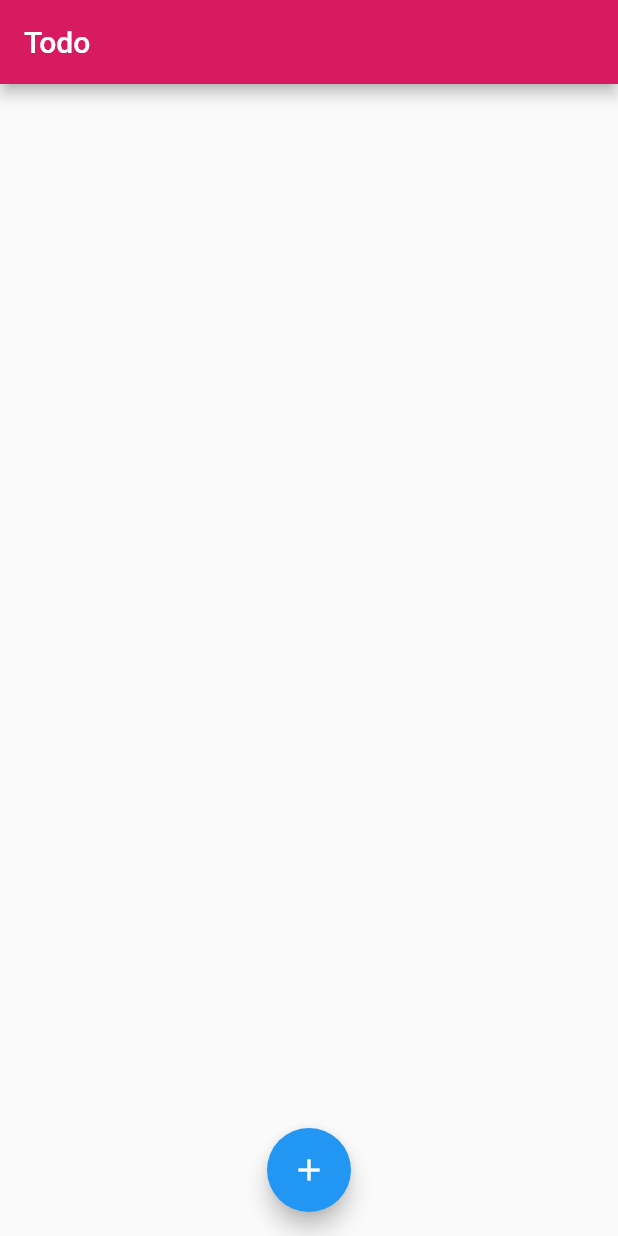
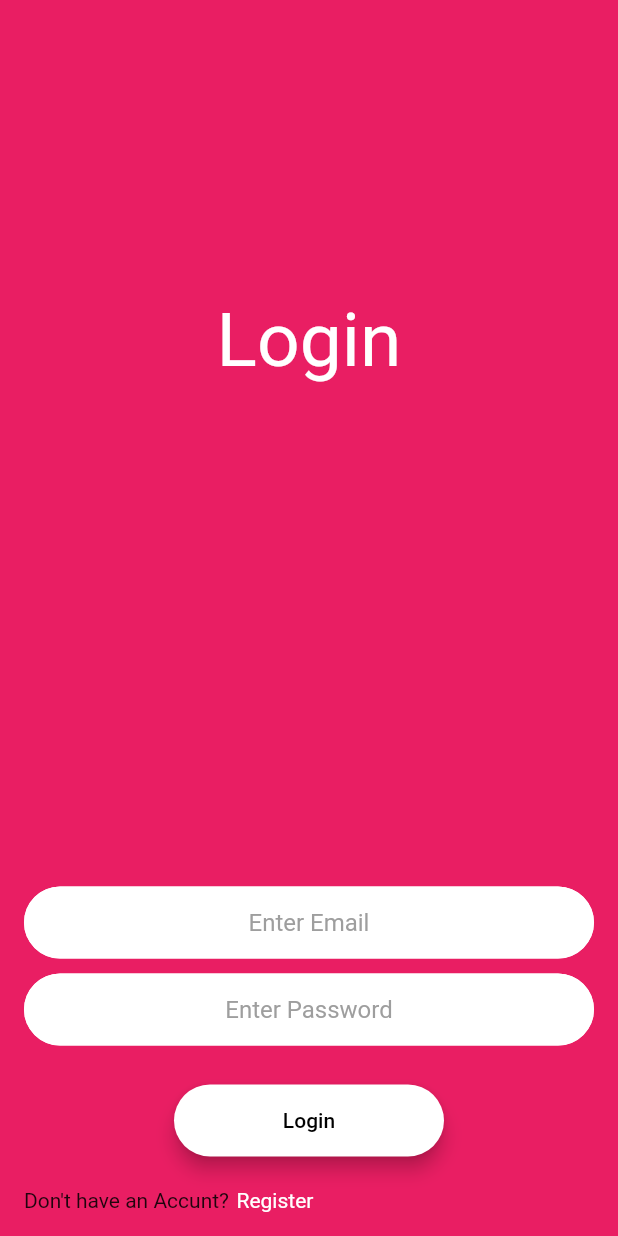
Before and after one commit to VishnuPavithranCK/UIPEPinternship, a Flutter app: the screen it shows after launch, on a phone screen of 412 x 824 dp. Run offline on Flutter 3.47's test engine with Material 2 defaults, Android fonts, the light colour scheme and no system bars; drawn by our look-alikes of animated_text_kit; our stand-ins replace cloud_firestore, firebase_auth, flutter_bloc, google_fonts, modal_progress_hud; accounts and stored records are empty; Roboto replaces fonts that are missing (Play).

Commit message:
added login and register page
implemented firestore

```diff
--- /dev/null
+++ b/uipentodo_app/lib/Rounded_button.dart
@@ -0,0 +1,35 @@
+import 'package:flutter/material.dart';
+
+
+class RoundedButton extends StatelessWidget {
+RoundedButton({this.buttonName,this.kcolor,this.onPressed});
+Color kcolor;
+Function onPressed;
+String buttonName;
+
+  @override
+  Widget build(BuildContext context) {
+    return Padding(
+      padding: const EdgeInsets.symmetric(horizontal:100,vertical: 16),
+      child: Material(
+        color: kcolor,
+        borderRadius: BorderRadius.circular(30),
+        elevation: 5,
+
+
+        child: Padding(
+          padding: const EdgeInsets.symmetric(horizontal: 10),
+          child: MaterialButton(
+            onPressed: onPressed,
+            minWidth: 200.0,
+            child: Text(buttonName),
+            textColor: Colors.black,
+            height: 42,
+
+
+          ),
+        ),
+      ),
+    );
+  }
+}
--- /dev/null
+++ b/uipentodo_app/lib/constants.dart
@@ -0,0 +1,35 @@
+import 'package:flutter/material.dart';
+
+
+const kInputDecoration = InputDecoration(
+
+  border: OutlineInputBorder(
+    borderRadius: BorderRadius.all(
+      Radius.circular(30.0),
+    ),
+  ),
+  hintText: 'Some text',
+  hintStyle: TextStyle(color: Colors.grey),
+  contentPadding:
+  EdgeInsets.symmetric(vertical: 10.0, horizontal: 10.0),
+  enabledBorder: OutlineInputBorder(
+    borderSide: BorderSide(
+      color: Colors.white,
+      width: 1.0,
+    ),
+    borderRadius: BorderRadius.all(
+      Radius.circular(30.0),
+    ),
+  ),
+  focusedBorder: OutlineInputBorder(
+    borderSide: BorderSide(
+      color: Colors.white,
+      width: 2.0,
+    ),
+    borderRadius: BorderRadius.all(
+      Radius.circular(30.0),
+    ),
+  ),
+  fillColor: Colors.white,
+    filled: true,
+);
--- /dev/null
+++ b/uipentodo_app/lib/login_screen.dart
@@ -0,0 +1,134 @@
+import 'package:flutter/material.dart';
+import 'package:uipentodo_app/Rounded_button.dart';
+import 'package:animated_text_kit/animated_text_kit.dart';
+import 'package:uipentodo_app/taskScreen.dart';
+import 'constants.dart';
+import 'package:google_fonts/google_fonts.dart';
+import 'package:firebase_auth/firebase_auth.dart';
+import 'package:modal_progress_hud/modal_progress_hud.dart';
+
+class LoginScreen extends StatefulWidget {
+  static const String routeName = 'loginPage';
+  @override
+  _LoginScreenState createState() => _LoginScreenState();
+}
+
+class _LoginScreenState extends State<LoginScreen> {
+  final _auth = FirebaseAuth.instance;
+  String LogEmail;
+  String LoginPass;
+  bool spinner = false;
+  @override
+  Widget build(BuildContext context) {
+    return Scaffold(
+      backgroundColor: Colors.pink,
+      body: ModalProgressHUD(
+        inAsyncCall: spinner,
+        opacity: 0.5,
+        progressIndicator: CircularProgressIndicator(backgroundColor: Colors.pink,),
+        color: Colors.pink,
+        child: Padding(
+          padding: const EdgeInsets.all(16.0),
+          child: Column(
+            mainAxisAlignment: MainAxisAlignment.spaceBetween,
+            children: [
+              SizedBox(
+                height: 10,
+              ),
+              Column(
+                mainAxisAlignment: MainAxisAlignment.end,
+                children: [
+                  Container(
+                    child: TextLiquidFill(
+                      text: "Login",
+                      textAlign: TextAlign.start,
+                      textStyle: GoogleFonts.play(fontSize: 50),
+                      waveColor: Colors.white,
+                      boxWidth: 400,
+                      boxHeight: 100,
+                      boxBackgroundColor: Colors.pink,
+                    ),
+                  ),
+                ],
+              ),
+              SizedBox(
+                height: 10,
+              ),
+              Column(
+                mainAxisAlignment: MainAxisAlignment.end,
+                crossAxisAlignment: CrossAxisAlignment.start,
+                children: [
+                  TextField(
+                    textAlign: TextAlign.center,
+                    cursorColor: Colors.pink,
+                    decoration:
+                        kInputDecoration.copyWith(hintText: 'Enter Email'),
+                    onChanged: (login) {
+                      LogEmail = login;
+                    },
+                    keyboardType: TextInputType.emailAddress,
+                  ),
+                  SizedBox(
+                    height: 10,
+                  ),
+                  TextField(
+                    textAlign: TextAlign.center,
+                    cursorColor: Colors.pink,
+                    decoration:
+                        kInputDecoration.copyWith(hintText: 'Enter Password'),
+                    onChanged: (logpass) {
+                      LoginPass = logpass;
+                    },
+                    obscureText: true,
+                  ),
+                  SizedBox(
+                    height: 10,
+                  ),
+                  RoundedButton(
+                    kcolor: Colors.white,
+                    onPressed: () async{
+                      setState(() {
+                        spinner = true;
+                      });
+                      try {
+                        final user = await _auth.signInWithEmailAndPassword(
+                            email: LogEmail, password: LoginPass);
+                        if (user != null){
+                          Navigator.pushNamed(context, TaskScreen.routeName);
+                        }
+                        setState(() {
+                          spinner =false;
+                        });
+                      }catch(e){
+                         print(e);
+                      }
+                    },
+                    buttonName: 'Login',
+                  ),
+                  SizedBox(
+                    height: 5,
+                  ),
+                  Row(
+                    children: [
+                      Text("Don't have an Accunt?"),
+                      SizedBox(width: 5,),
+                      GestureDetector(
+                        onTap: () {
+                          Navigator.pushNamed(context, "registraionScreen");
+                        },
+                        child: Text(
+                          'Register',
+                          style: TextStyle(color: Colors.white),
+                        ),
+                      ),
+                    ],
+                  ),
+                ],
+              ),
+            ],
+          ),
+        ),
+      ),
+    );
+  }
+}
--- a/uipentodo_app/lib/main.dart
+++ b/uipentodo_app/lib/main.dart
@@ -1,8 +1,14 @@
+
 import 'package:flutter/material.dart';
+import 'package:uipentodo_app/login_screen.dart';
+import 'package:uipentodo_app/registration_screen.dart';
 import 'taskScreen.dart';
 import 'package:flutter_bloc/flutter_bloc.dart';
 import 'task_bloc.dart';
+
 import 'model.dart';
+
+
 void main(){
   runApp(MyApp());
 }
@@ -22,7 +28,14 @@ class MyApp extends StatelessWidget {
       theme: ThemeData(
         primaryColor: Colors.pink[600],
       ),
-      home: TaskScreen(),
+     debugShowCheckedModeBanner: false,
+     initialRoute: LoginScreen.routeName,
+     routes: {
+        LoginScreen.routeName :(context)=>LoginScreen(),
+        RegistrationScreen.routeName : (context)=> RegistrationScreen(),
+       TaskScreen.routeName : (context)=> TaskScreen(),
+
+     },
     ),
     );
   }
```
Also changed, not shown: uipentodo_app/lib/addtaskscreen.dart (+22 -3 lines), uipentodo_app/lib/registration_screen.dart (added, +127 -0 lines), uipentodo_app/lib/taskScreen.dart (+12 -0 lines), uipentodo_app/pubspec.yaml (+7 -0 lines), uipentodo_app/pubspec.lock, 6 other files.
